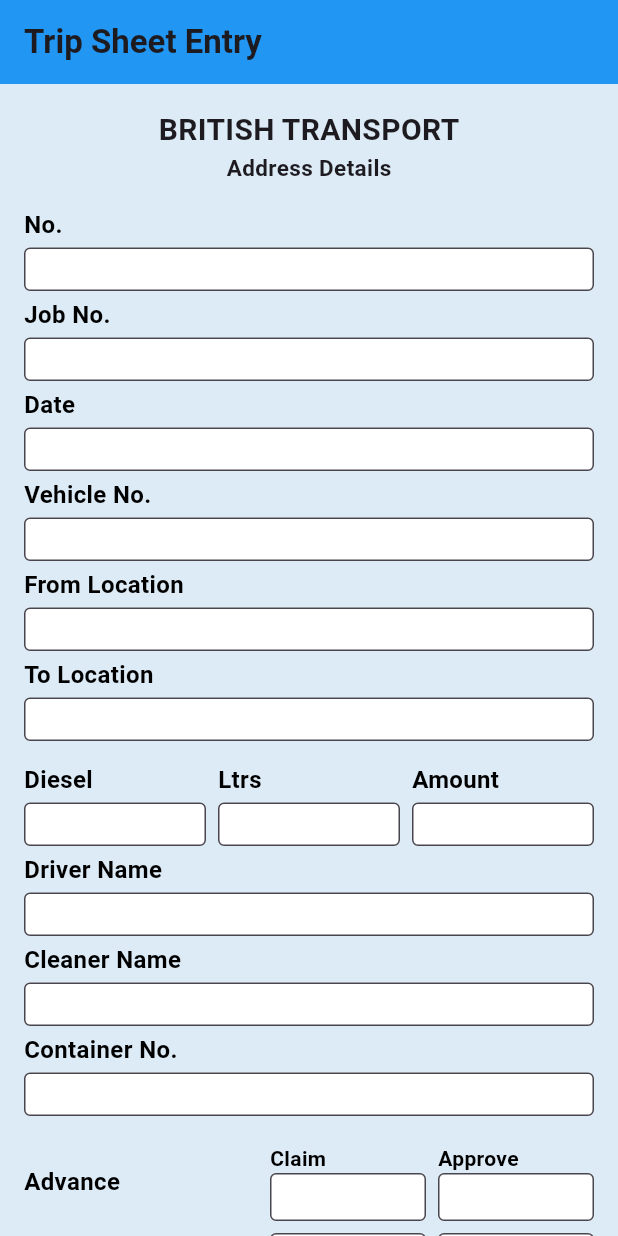
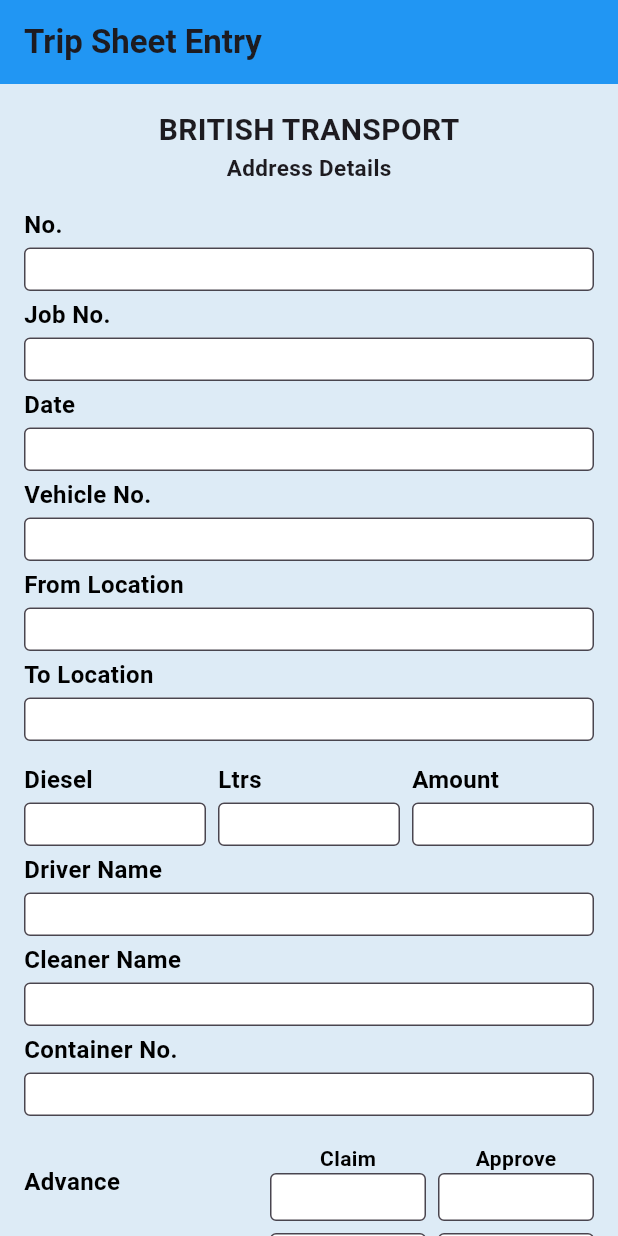
Before and after one commit to alibabakutty/transport_entry_app, a Flutter app: the screen it shows after launch, on a phone screen of 412 x 824 dp. Run offline on Flutter 3.47's test engine with Material 3 defaults, Android fonts, the phone set to English and light mode, and no system bars.

Commit message:
claim and approve with center alignment

```diff
--- a/lib/widgets/expense_row.dart
+++ b/lib/widgets/expense_row.dart
@@ -31,11 +31,14 @@
 
           // If it's the first row, display Claim and Approve headers
           if (isFirstRow) ...[
-            // Claim and Approve section
+            // Claim and Approve section with center alignment
             Expanded(
               flex: 2,
+              child: Center(
+                // Center the content horizontally
                 child: Column(
-                crossAxisAlignment: CrossAxisAlignment.start,
+                  crossAxisAlignment: CrossAxisAlignment.center,
+                  mainAxisAlignment: MainAxisAlignment.center,
                   children: [
                     const Text(
                       'Claim',
@@ -60,11 +63,15 @@
                   ],
                 ),
               ),
+            ),
             const SizedBox(width: 8),
             Expanded(
               flex: 2,
+              child: Center(
+                // Center the content horizontally
                 child: Column(
-                crossAxisAlignment: CrossAxisAlignment.start,
+                  crossAxisAlignment: CrossAxisAlignment.center,
+                  mainAxisAlignment: MainAxisAlignment.center,
                   children: [
                     const Text(
                       'Approve',
@@ -87,6 +94,7 @@
                       ),
                     ),
                   ],
+                ),
               ),
             ),
           ]
```
Lines whose indentation alone changed are shown as unchanged.
